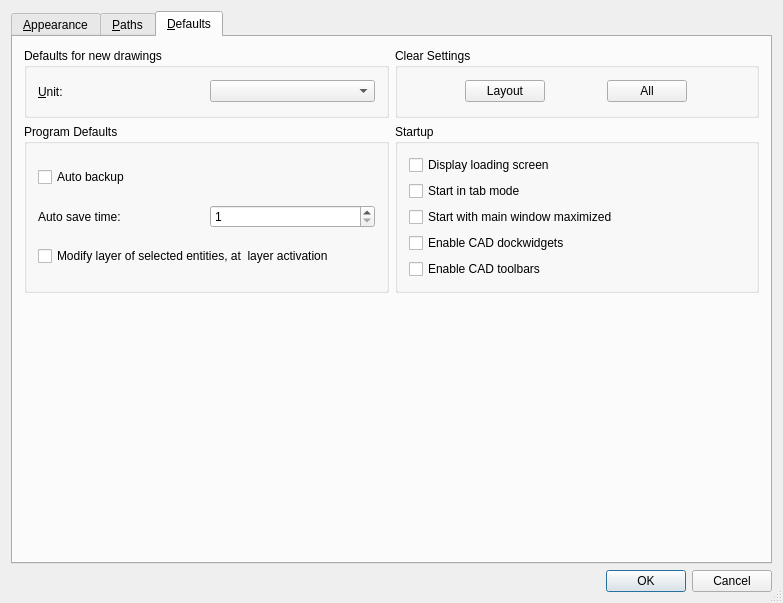
Qt form librecad/src/ui/forms/qg_dlgoptionsgeneral.ui (LibreCAD/LibreCAD) before a commit.
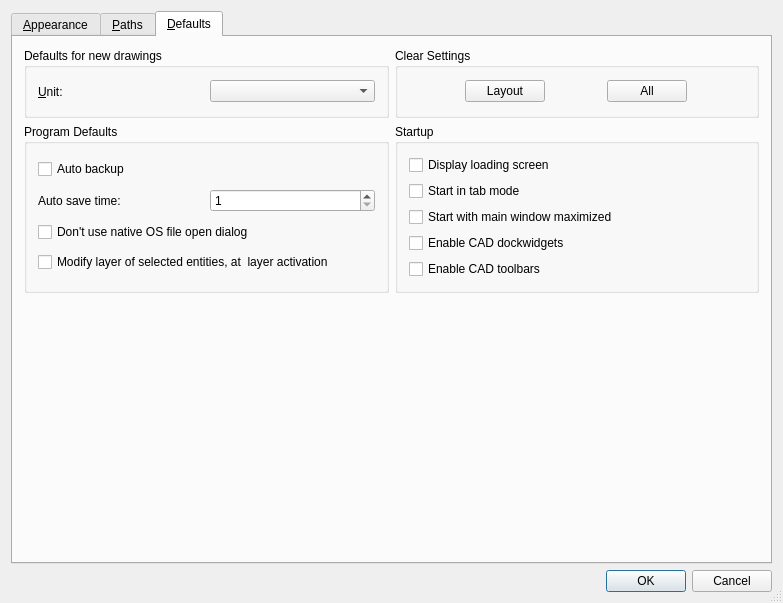
The same form after that commit. Icons and pictures are not drawn.

Commit message: fix: issue #791, file open dialog filter is case sensitive on Linux

The edit to the form file:
```diff
--- a/librecad/src/ui/forms/qg_dlgoptionsgeneral.ui
+++ b/librecad/src/ui/forms/qg_dlgoptionsgeneral.ui
@@ -1081,6 +1081,13 @@
             </item>
            </layout>
           </item>
+          <item>
+           <widget class="QCheckBox" name="cbUseQtFileOpenDialog">
+            <property name="text">
+             <string>Don't use native OS file open dialog</string>
+            </property>
+           </widget>
+          </item>
           <item>
            <widget class="QCheckBox" name="cbToActiveLayer">
             <property name="toolTip">
```
Left out of the diff: 2 changed lines with no effect on the pictures. The commit also changes 3 other files.
